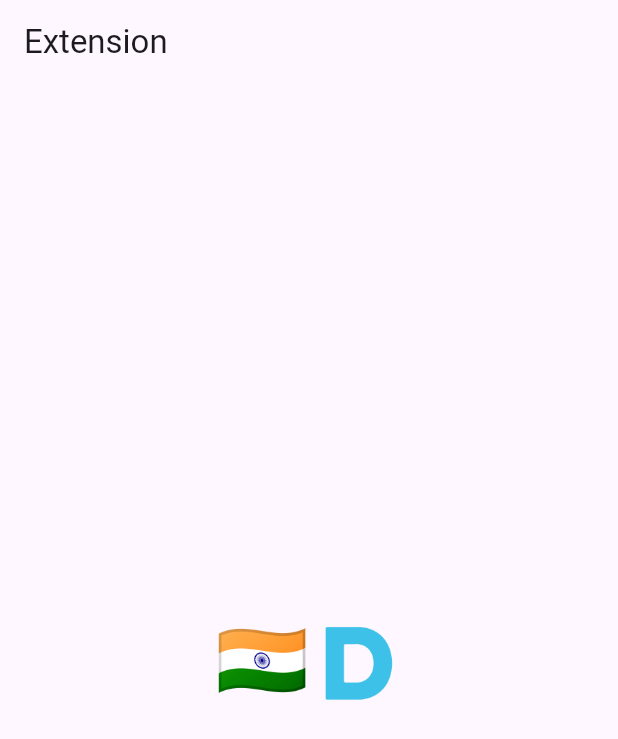
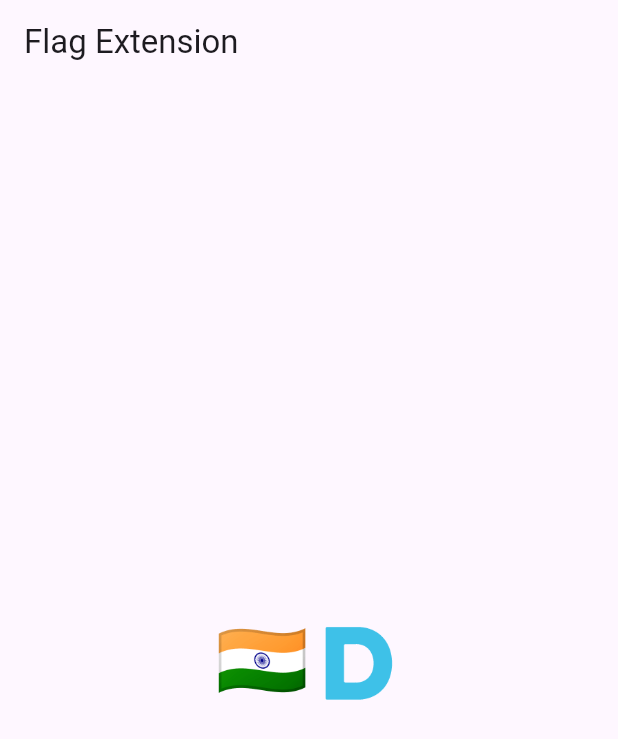
Before and after one commit to axiftaj/Flutter-Widget-Of-The-Week, a Flutter app: the screen it shows after launch, on a phone screen of 412 x 824 dp. Shown: the top 739 px of the screen. Run offline on Flutter 3.47's test engine with Material 3 defaults, Android fonts, the phone set to English and light mode, and no system bars; our stand-ins replace carousel_slider, connectivity_plus, country_picker, flutter_image_compress, flutter_swipe_action_cell, freezed_annotation and 7 more; missing offline and left inert: awesome_number_picker, flutter_fancy_tree_view, flutter_quill, phone_form_field; generated files the repository leaves out were written again.

Commit message:
convert country code to country flag extension added

```diff
--- a/lib/extensions/country_code_country_flag_extension.dart
+++ b/lib/extensions/country_code_country_flag_extension.dart
@@ -7,7 +7,7 @@ class CountryCodeToFlagExtension extends StatelessWidget {
   Widget build(BuildContext context) {
     return  Scaffold(
       appBar: AppBar(
-        title: const Text('Extension'),
+        title: const Text('Flag Extension'),
       ),
       body: Center(
           child: Text("IND".toFlag.toString(), style:  const TextStyle(fontSize: 50),)),
```
